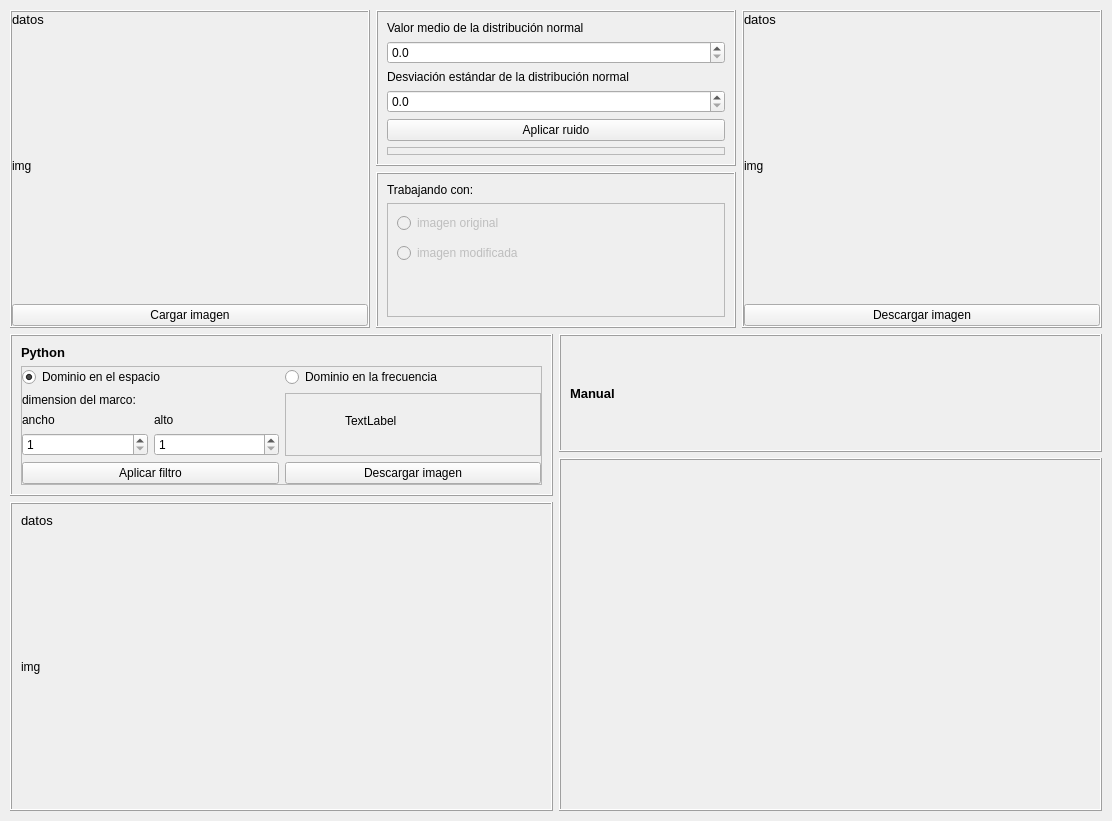
This is gui.ui in leninrkb/reduccion-de-ruido-con-python as Qt 5 draws it before an edit. The edited form follows.
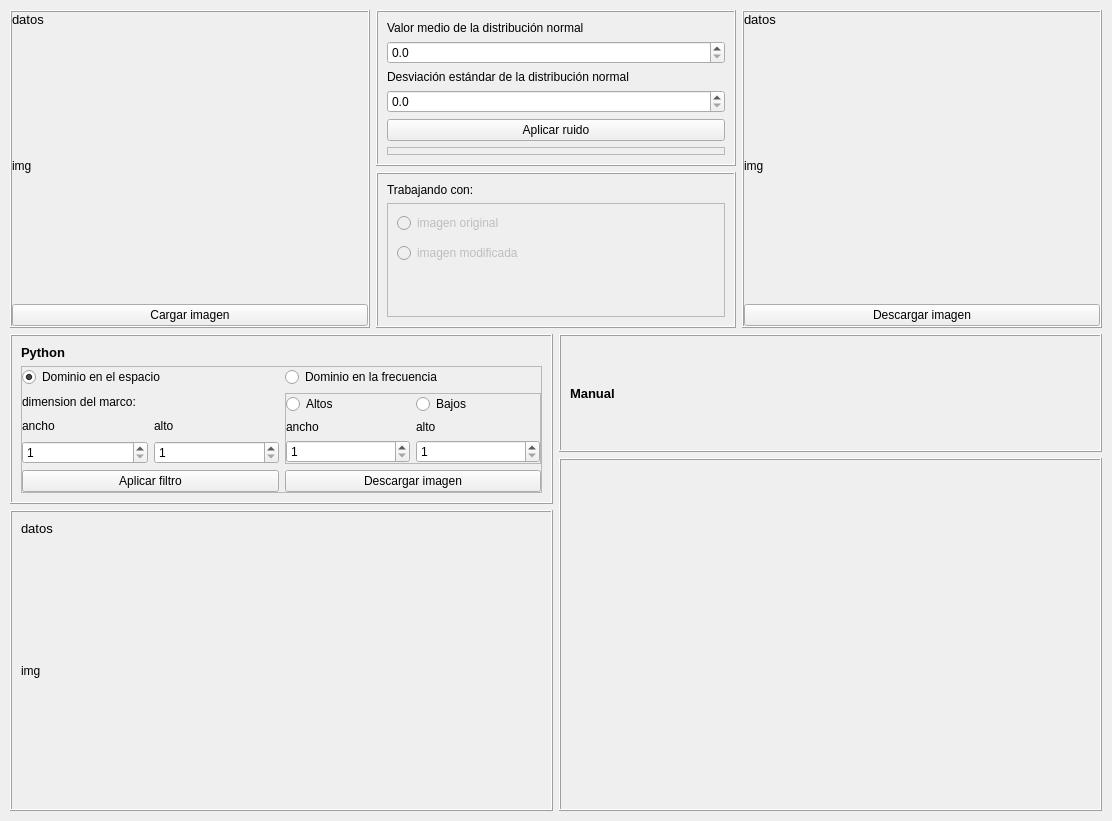
This is the edited form.

Diff of the .ui file:
```diff
--- a/gui.ui
+++ b/gui.ui
@@ -476,19 +476,62 @@
                      <property name="frameShadow">
                       <enum>QFrame::Raised</enum>
                      </property>
-                     <widget class="QLabel" name="label_8">
-                      <property name="geometry">
-                       <rect>
-                        <x>60</x>
-                        <y>20</y>
-                        <width>55</width>
-                        <height>16</height>
-                       </rect>
+                     <layout class="QGridLayout" name="gridLayout_3">
+                      <property name="leftMargin">
+                       <number>0</number>
                       </property>
-                      <property name="text">
-                       <string>TextLabel</string>
+                      <property name="topMargin">
+                       <number>0</number>
                       </property>
-                     </widget>
+                      <property name="rightMargin">
+                       <number>0</number>
+                      </property>
+                      <property name="bottomMargin">
+                       <number>0</number>
+                      </property>
+                      <item row="0" column="0">
+                       <widget class="QRadioButton" name="radioButton_python_altos">
+                        <property name="text">
+                         <string>Altos</string>
+                        </property>
+                       </widget>
+                      </item>
+                      <item row="0" column="1">
+                       <widget class="QRadioButton" name="radioButton_python_bajos">
+                        <property name="text">
+                         <string>Bajos</string>
+                        </property>
+                       </widget>
+                      </item>
+                      <item row="1" column="0">
+                       <widget class="QLabel" name="label_8">
+                        <property name="text">
+                         <string>ancho</string>
+                        </property>
+                       </widget>
+                      </item>
+                      <item row="1" column="1">
+                       <widget class="QLabel" name="label_10">
+                        <property name="text">
+                         <string>alto</string>
+                        </property>
+                       </widget>
+                      </item>
+                      <item row="2" column="0">
+                       <widget class="QSpinBox" name="spinBox_python_frecuencia_ancho">
+                        <property name="minimum">
+                         <number>1</number>
+                        </property>
+                       </widget>
+                      </item>
+                      <item row="2" column="1">
+                       <widget class="QSpinBox" name="spinBox_python_frecuencia_alto">
+                        <property name="minimum">
+                         <number>1</number>
+                        </property>
+                       </widget>
+                      </item>
+                     </layout>
                     </widget>
                    </item>
                    <item row="0" column="0">
```
